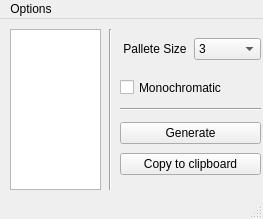
Qt form main.ui (shyrokaa/COOLor-Picker) before a commit.
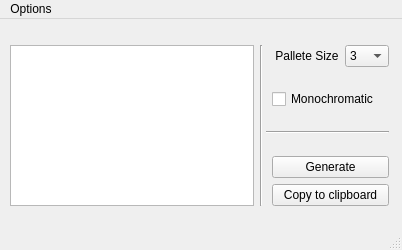
The same form after that commit.

The edit to the form file:
```diff
--- a/main.ui
+++ b/main.ui
@@ -6,8 +6,8 @@
    <rect>
     <x>0</x>
     <y>0</y>
-    <width>263</width>
-    <height>219</height>
+    <width>402</width>
+    <height>250</height>
    </rect>
   </property>
   <property name="sizePolicy">
@@ -20,51 +20,27 @@
    <string>MainWindow</string>
   </property>
   <widget class="QWidget" name="centralwidget">
-   <widget class="QListView" name="listView">
+   <widget class="QWidget" name="">
     <property name="geometry">
      <rect>
       <x>10</x>
       <y>10</y>
-      <width>91</width>
-      <height>161</height>
+      <width>379</width>
+      <height>194</height>
      </rect>
     </property>
-   </widget>
-   <widget class="QWidget" name="verticalLayoutWidget">
-    <property name="geometry">
-     <rect>
-      <x>120</x>
-      <y>100</y>
-      <width>141</width>
-      <height>61</height>
-     </rect>
-    </property>
-    <layout class="QVBoxLayout" name="verticalLayout">
-     <item>
-      <widget class="QPushButton" name="generateButton">
-       <property name="text">
-        <string>Generate</string>
-       </property>
-      </widget>
+    <layout class="QGridLayout" name="gridLayout">
+     <item row="0" column="0" rowspan="4">
+      <widget class="QListView" name="listView"/>
      </item>
-     <item>
-      <widget class="QPushButton" name="copyButton">
-       <property name="text">
-        <string>Copy to clipboard</string>
+     <item row="0" column="1" rowspan="4" colspan="2">
+      <widget class="Line" name="line">
+       <property name="orientation">
+        <enum>Qt::Vertical</enum>
        </property>
       </widget>
      </item>
-    </layout>
-   </widget>
-   <widget class="QWidget" name="gridLayoutWidget">
-    <property name="geometry">
-     <rect>
-      <x>120</x>
-      <y>10</y>
-      <width>141</width>
-      <height>41</height>
-     </rect>
-    </property>
+     <item row="0" column="3">
     <layout class="QGridLayout" name="gridLayout_3">
      <item row="0" column="1">
       <widget class="QComboBox" name="comboBox">
@@ -118,53 +94,48 @@
       </widget>
      </item>
     </layout>
-   </widget>
+     </item>
+     <item row="1" column="3">
    <widget class="QCheckBox" name="checkBox">
-    <property name="geometry">
-     <rect>
-      <x>120</x>
-      <y>60</y>
-      <width>159</width>
-      <height>17</height>
-     </rect>
-    </property>
     <property name="text">
      <string>Monochromatic</string>
     </property>
    </widget>
-   <widget class="Line" name="line">
-    <property name="geometry">
-     <rect>
-      <x>100</x>
-      <y>10</y>
-      <width>20</width>
-      <height>161</height>
-     </rect>
-    </property>
-    <property name="orientation">
-     <enum>Qt::Vertical</enum>
-    </property>
-   </widget>
+     </item>
+     <item row="2" column="2" colspan="2">
    <widget class="Line" name="line_2">
-    <property name="geometry">
-     <rect>
-      <x>120</x>
-      <y>80</y>
-      <width>141</width>
-      <height>20</height>
-     </rect>
-    </property>
     <property name="orientation">
      <enum>Qt::Horizontal</enum>
     </property>
    </widget>
+     </item>
+     <item row="3" column="3">
+      <layout class="QVBoxLayout" name="verticalLayout">
+       <item>
+        <widget class="QPushButton" name="generateButton">
+         <property name="text">
+          <string>Generate</string>
+         </property>
+        </widget>
+       </item>
+       <item>
+        <widget class="QPushButton" name="copyButton">
+         <property name="text">
+          <string>Copy to clipboard</string>
+         </property>
+        </widget>
+       </item>
+      </layout>
+     </item>
+    </layout>
+   </widget>
   </widget>
   <widget class="QMenuBar" name="menubar">
    <property name="geometry">
     <rect>
      <x>0</x>
      <y>0</y>
-     <width>263</width>
+     <width>402</width>
      <height>21</height>
     </rect>
    </property>
```
Lines whose indentation alone changed are shown as unchanged.
